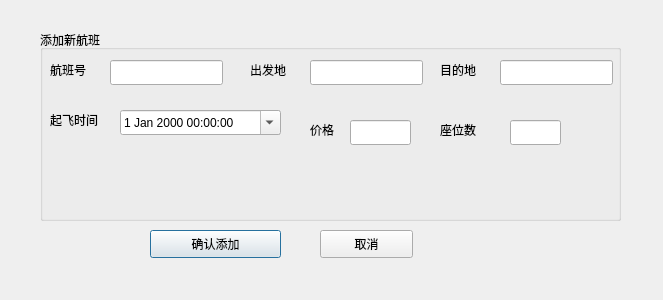
This is FlightTicketServer/addflightdialog.ui in n-ss1m-1/FlightTicketSystem as Qt 5 draws it before an edit. The edited form follows.
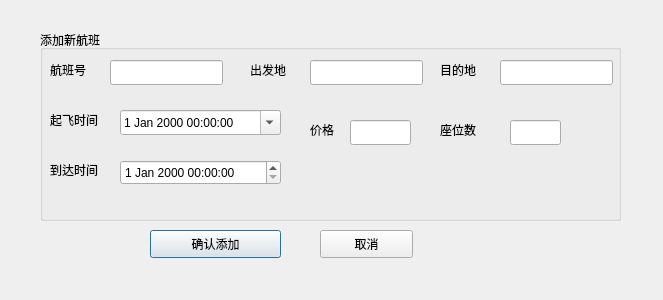
This is the edited form.

The edit to the form file:
```diff
--- a/FlightTicketServer/addflightdialog.ui
+++ b/FlightTicketServer/addflightdialog.ui
@@ -166,6 +166,29 @@
      </rect>
     </property>
    </widget>
+   <widget class="QDateTimeEdit" name="dateTimeArrive">
+    <property name="geometry">
+     <rect>
+      <x>80</x>
+      <y>130</y>
+      <width>161</width>
+      <height>25</height>
+     </rect>
+    </property>
+   </widget>
+   <widget class="QLabel" name="label_7">
+    <property name="geometry">
+     <rect>
+      <x>10</x>
+      <y>130</y>
+      <width>69</width>
+      <height>19</height>
+     </rect>
+    </property>
+    <property name="text">
+     <string>到达时间</string>
+    </property>
+   </widget>
   </widget>
   <widget class="QPushButton" name="btnConfirm">
    <property name="geometry">
```
